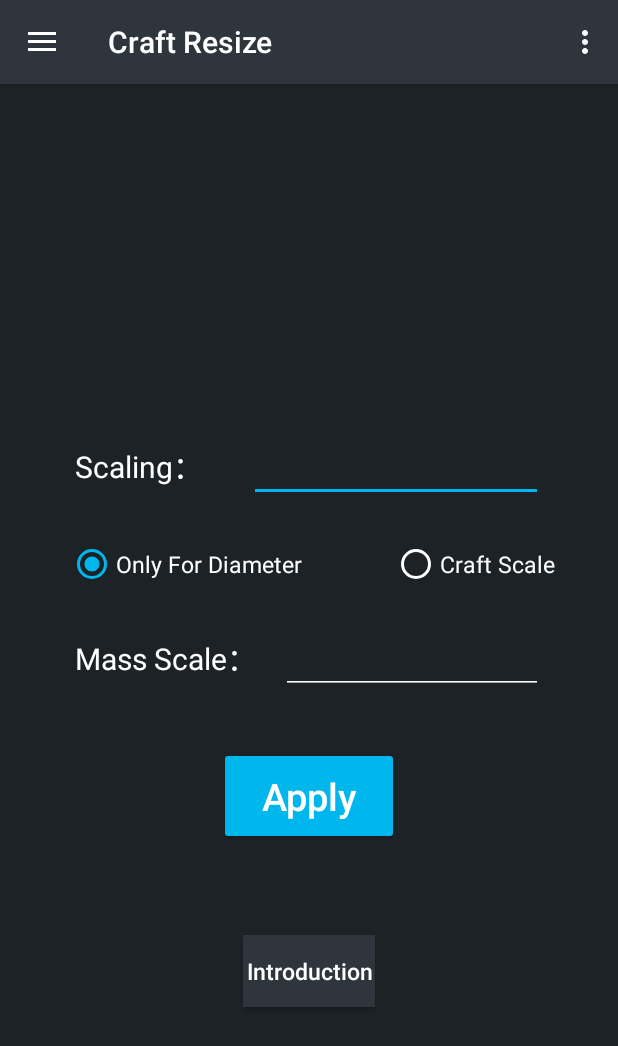
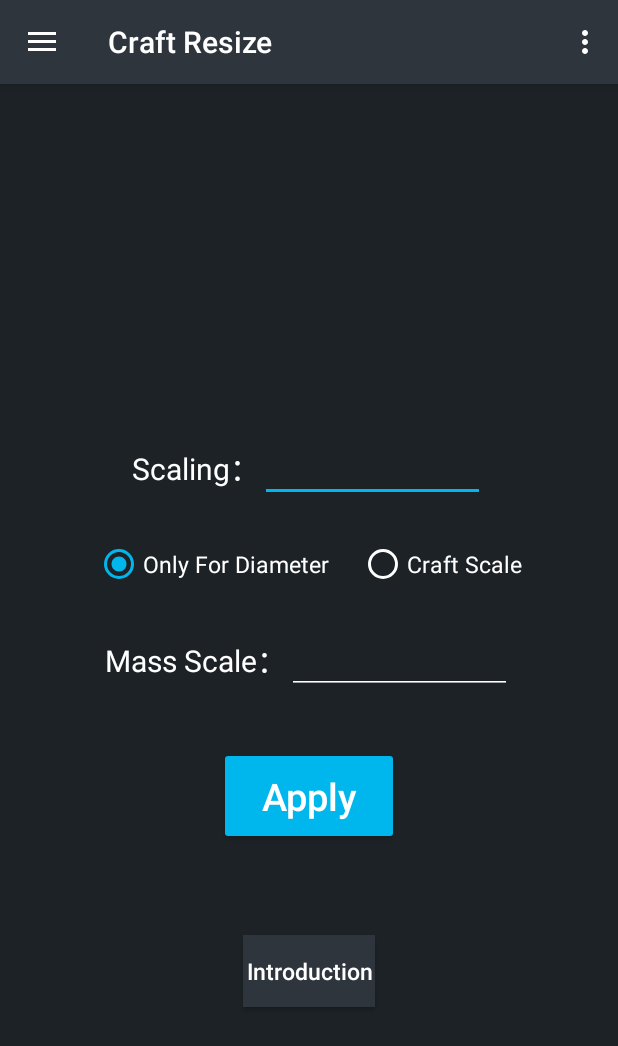
Before and after one commit to Server-WX/SR2Toolkit-Android, an Android app: the screen it shows after launch (MainActivity), in the side drawer, after a tap on "Craft Resize", on a phone screen of 412 x 824 dp. Shown: the top 1046 px of the screen. Run offline under Robolectric (Android 15) with nearby library versions, the phone set to English and light mode, and no system bars; our stand-ins replace navigation-ui.

Commit message:
第4次备份

```diff
--- a/app/src/main/res/layout/fragment_craft_resize.xml
+++ b/app/src/main/res/layout/fragment_craft_resize.xml
@@ -6,22 +6,15 @@
 
     <RelativeLayout
         android:id="@+id/resize_input"
-        android:layout_width="match_parent"
+        android:layout_width="wrap_content"
         android:layout_height="wrap_content"
         android:layout_above="@+id/radioGroup"
+        android:layout_centerHorizontal="true"
         tools:ignore="UselessLeaf">
-
-        <LinearLayout
-            android:paddingStart="50dp"
-            android:paddingEnd="50dp"
-            android:layout_width="match_parent"
-            android:layout_height="wrap_content"
-            tools:ignore="RtlSymmetry">
 
         <TextView
             android:id="@+id/craft_resize_label"
             style="@style/text_style"
-                android:layout_weight="2"
             android:layout_width="wrap_content"
             android:layout_height="wrap_content"
             android:text="@string/craft_resize_label"
@@ -30,32 +23,26 @@
         <EditText
             android:id="@+id/resize_number"
             android:layout_width="150dp"
-                android:layout_weight="3"
             android:layout_height="wrap_content"
+            android:layout_toEndOf="@+id/craft_resize_label"
             android:textColor="@color/white" />
-
-        </LinearLayout>
-
-
 
     </RelativeLayout>
 
     <RadioGroup
         android:id="@+id/radioGroup"
-        android:paddingStart="45dp"
-        android:layout_width="match_parent"
+        android:layout_width="wrap_content"
         android:layout_height="wrap_content"
         android:layout_above="@id/mass_plant"
         android:layout_centerHorizontal="true"
         android:layout_marginTop="25dp"
-        android:orientation="horizontal"
-        tools:ignore="RtlSymmetry">
+        android:orientation="horizontal">
 
         <RadioButton
             android:id="@+id/toWidth"
             android:layout_width="wrap_content"
             android:layout_height="wrap_content"
-            android:layout_marginEnd="60dp"
+            android:layout_marginEnd="20dp"
             android:checked="true"
             android:text="@string/to_scale"
             android:textColor="@color/white"
@@ -73,23 +60,15 @@
 
     <RelativeLayout
         android:id="@+id/mass_plant"
-        android:layout_width="match_parent"
+        android:layout_width="wrap_content"
         android:layout_height="wrap_content"
         android:layout_centerHorizontal="true"
         android:layout_centerVertical="true"
         android:layout_marginTop="25dp">
 
-        <LinearLayout
-            android:paddingStart="50dp"
-            android:paddingEnd="50dp"
-            android:layout_width="match_parent"
-            android:layout_height="wrap_content"
-            tools:ignore="RtlSymmetry">
-
         <TextView
             android:id="@+id/mass_label"
             style="@style/text_style"
-                android:layout_weight="2"
             android:layout_width="wrap_content"
             android:layout_height="wrap_content"
             android:text="@string/mass_scale" />
@@ -97,13 +76,9 @@
         <EditText
             android:id="@+id/mass_number"
             android:layout_width="150dp"
-                android:layout_weight="3"
             android:layout_height="wrap_content"
+            android:layout_toEndOf="@+id/mass_label"
             android:textColor="@color/white" />
-
-        </LinearLayout>
-
-
 
     </RelativeLayout>
 
```
Lines whose indentation alone changed are shown as unchanged.
